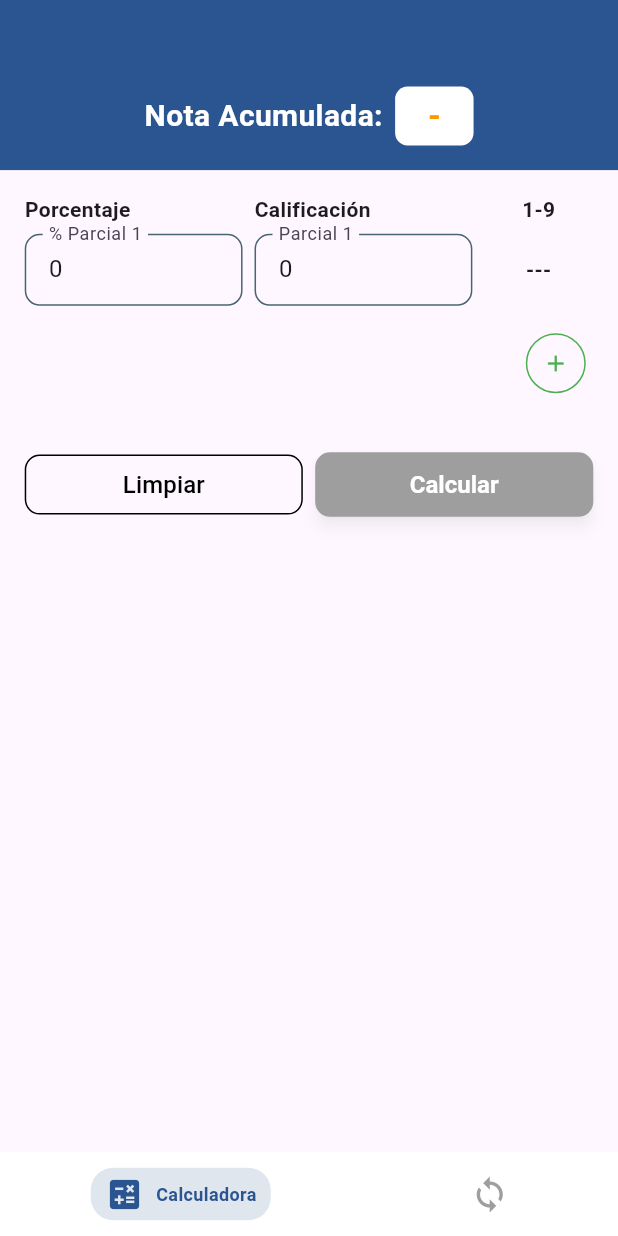
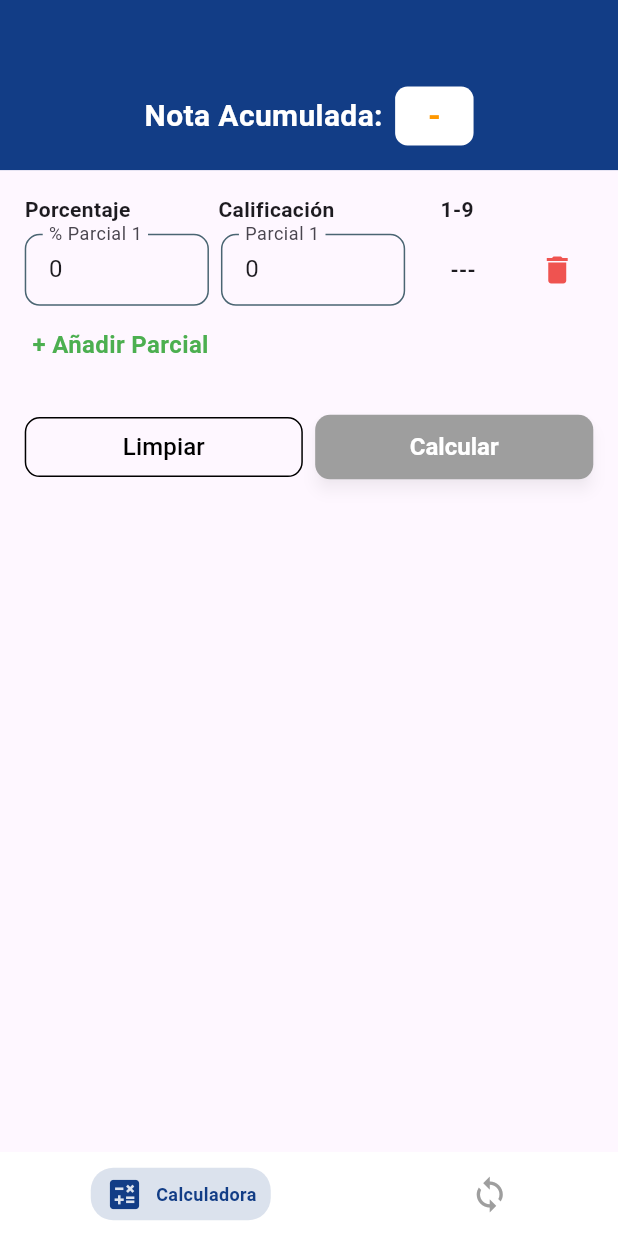
Before and after one commit to dylanroman03/CalculadoraUNET, a Flutter app: the screen it shows after launch, on a phone screen of 412 x 824 dp. Run offline on Flutter 3.47's test engine with Material 3 defaults, Android fonts, the phone set to English and light mode, and no system bars; drawn by our look-alikes of persistent_bottom_nav_bar.

Commit message:
feat(ui): update color scheme and improve input handling in TotalScreen

```diff
--- a/lib/UI/app_theme.dart
+++ b/lib/UI/app_theme.dart
@@ -7,7 +7,7 @@ class AppTheme {
   static const Color background = Color(0xFFF2F3F8);
   static const Color nearlyDarkBlue = Color(0xFF2633C5);
 
-  static const Color nearlyBlue = Color(0xFF2b5590);
+  static const Color nearlyBlue = Color(0xFF123d86);
   static const Color nearlyRed = Color.fromRGBO(239, 83, 80, 1);
   static const Color nearlyBlack = Color(0xFF213333);
   static const Color grey = Color(0xFF3A5160);
--- a/lib/UI/screens/total_screen/total_screen.dart
+++ b/lib/UI/screens/total_screen/total_screen.dart
@@ -3,6 +3,7 @@ import 'package:calculadora_unet/UI/components/rounded_button.dart';
 import 'package:calculadora_unet/UI/components/rounded_input_decoration.dart';
 import 'package:calculadora_unet/core/utilities.dart';
 import 'package:flutter/material.dart';
+import 'package:flutter/services.dart';
 
 class TotalScreen extends StatefulWidget {
   const TotalScreen({super.key});
@@ -39,13 +40,11 @@ class _TotalScreenState extends State<TotalScreen> {
     }
   }
 
-  void _removeInputRow() {
-    if (_inputRows.length > 1) {
+  void _removeSpecificInputRow(int index) {
     setState(() {
-        _inputRows.removeLast();
+      _inputRows.removeAt(index);
       _validateInputs();
     });
-    }
   }
 
   void _validateInputs() {
@@ -115,7 +114,7 @@ class _TotalScreenState extends State<TotalScreen> {
     bool percentagesSumTo100 = weights.reduce((a, b) => a + b) == 100;
 
     if (_finalGrade != null && !allInputsFilled && !percentagesSumTo100) {
-      List<double> thresholds = [1.5, 2.5, 3.5, 4.5, 5.5, 6.7, 7.5, 8.5];
+      List<double> thresholds = [1.5, 2.5, 3.5, 4.5, 5.5, 6.5, 7.5, 8.5];
       List<int> gradesNeeded = thresholds
           .where((threshold) => threshold > _finalGrade!)
           .map((threshold) {
@@ -244,7 +243,9 @@ class _TotalScreenState extends State<TotalScreen> {
                 if (_gradesNeeded.isNotEmpty)
                   Row(
                     children: [
-                      Column(
+                      SizedBox(
+                        width: size.width * 0.5,
+                        child: Column(
                           crossAxisAlignment: CrossAxisAlignment.start,
                           children: [
                             Row(
@@ -266,20 +267,22 @@ class _TotalScreenState extends State<TotalScreen> {
                                     .toList()[entry.key];
                                 final value = entry.value.toInt();
                                 return Text(
-                                "Para $threshold necesitas: ${value == 0 ? "Fuera de la escala" : value}",
+                                  "Para $threshold ${value == 0 ? "Fuera de la escala" : "necesitas $value"}",
                                   style: TextStyle(
                                     fontSize: size.width * 0.045,
-                                  color: value == 0 ? Colors.red : Colors.black,
+                                    color:
+                                        value == 0 ? Colors.red : Colors.black,
                                   ),
                                 );
                               },
                             ),
                           ],
                         ),
-                      SizedBox(width: size.width * 0.07),
+                      ),
+                      SizedBox(width: size.width * 0.04),
                       Image.asset(
                         "assets/image-removebg-preview.png",
-                        width: size.width * 0.45,
+                        width: size.width * 0.38,
                       )
                     ],
                   ),
@@ -318,6 +321,10 @@ class _TotalScreenState extends State<TotalScreen> {
             textAlign: TextAlign.center,
           ),
         ),
+        Expanded(
+          flex: 1,
+          child: SizedBox(),
+        ),
       ],
     );
   }
@@ -341,6 +348,22 @@ class _TotalScreenState extends State<TotalScreen> {
                 ),
               ),
               keyboardType: TextInputType.number,
+              inputFormatters: [
+                FilteringTextInputFormatter.allow(RegExp(r'^\d{1,4}$')),
+                TextInputFormatter.withFunction((oldValue, newValue) {
+                  final newText = newValue.text;
+                  if (int.tryParse(newText) != null &&
+                      int.parse(newText) > 100) {
+                    return oldValue.copyWith(
+                      text: oldValue.text,
+                      selection: TextSelection.collapsed(
+                        offset: oldValue.text.length,
+                      ),
+                    );
+                  }
+                  return newValue;
+                }),
+              ],
               onChanged: (_) => _validateInputs(),
             ),
           ),
@@ -359,6 +382,22 @@ class _TotalScreenState extends State<TotalScreen> {
                 ),
               ),
               keyboardType: TextInputType.number,
+              inputFormatters: [
+                FilteringTextInputFormatter.allow(RegExp(r'^\d{1,4}$')),
+                TextInputFormatter.withFunction((oldValue, newValue) {
+                  final newText = newValue.text;
+                  if (int.tryParse(newText) != null &&
+                      int.parse(newText) > 100) {
+                    return oldValue.copyWith(
+                      text: oldValue.text,
+                      selection: TextSelection.collapsed(
+                        offset: oldValue.text.length,
+                      ),
+                    );
+                  }
+                  return newValue;
+                }),
+              ],
               onChanged: (_) => _validateInputs(),
             ),
           ),
@@ -376,6 +415,14 @@ class _TotalScreenState extends State<TotalScreen> {
               ),
             ),
           ),
+          const SizedBox(width: 8),
+          IconButton(
+            icon: const Icon(
+              Icons.delete,
+              color: AppTheme.nearlyRed,
+            ),
+            onPressed: () => _removeSpecificInputRow(index),
+          ),
         ],
       ),
     );
@@ -384,48 +431,22 @@ class _TotalScreenState extends State<TotalScreen> {
   Widget _buildActionButtons() {
     return Row(
       children: [
-        const Expanded(
-          flex: 5,
-          child: SizedBox(),
+        if (_inputRows.length < 4)
+          Container(
+            margin: const EdgeInsets.only(left: 5),
+            child: GestureDetector(
+              onTap: _addInputRow,
+              child: const Text(
+                "+ Añadir Parcial",
+                style: TextStyle(
+                  color: Colors.green,
+                  fontSize: 16,
+                  fontWeight: FontWeight.bold,
                 ),
-        if (_inputRows.length > 1)
-          _buildOutlinedButton(
-            onPressed: _removeInputRow,
-            color: Colors.red,
-            icon: Icons.remove,
-            label: "Eliminar",
               ),
-        if (_inputRows.length < 4)
-          _buildOutlinedButton(
-            onPressed: _addInputRow,
-            color: Colors.green,
-            icon: Icons.add,
-            label: "Agregar",
+            ),
           ),
       ],
-    );
-  }
-
-  Widget _buildOutlinedButton({
-    required VoidCallback onPressed,
-    required Color color,
-    required IconData icon,
-    required String label,
-  }) {
-    return SizedBox(
-      width: 50,
-      child: OutlinedButton(
-        onPressed: onPressed,
-        style: OutlinedButton.styleFrom(
-          side: BorderSide(color: color),
-          shape: const CircleBorder(),
-          padding: EdgeInsets.zero,
-        ),
-        child: Icon(
-          icon,
-          color: color,
-        ),
-      ),
     );
   }
 
```
Also changed, not shown: lib/core/utilities.dart (+16 -2 lines). Lines whose indentation alone changed are shown as unchanged.
